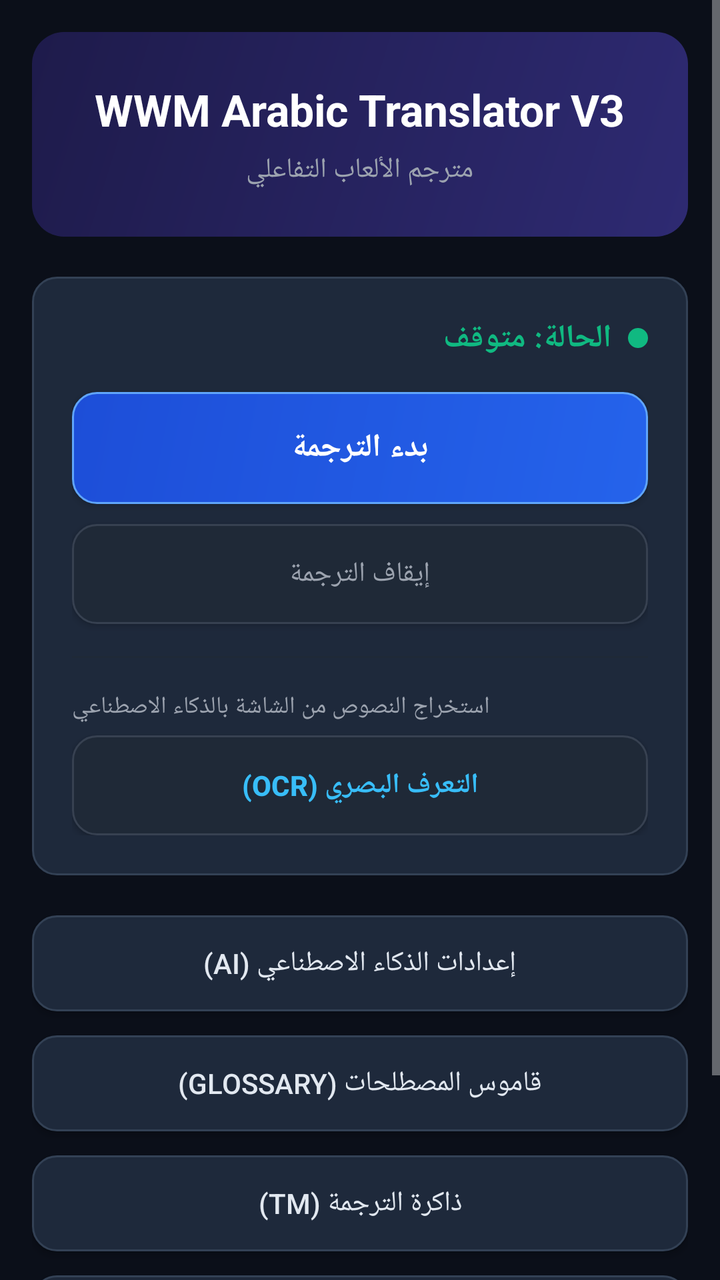
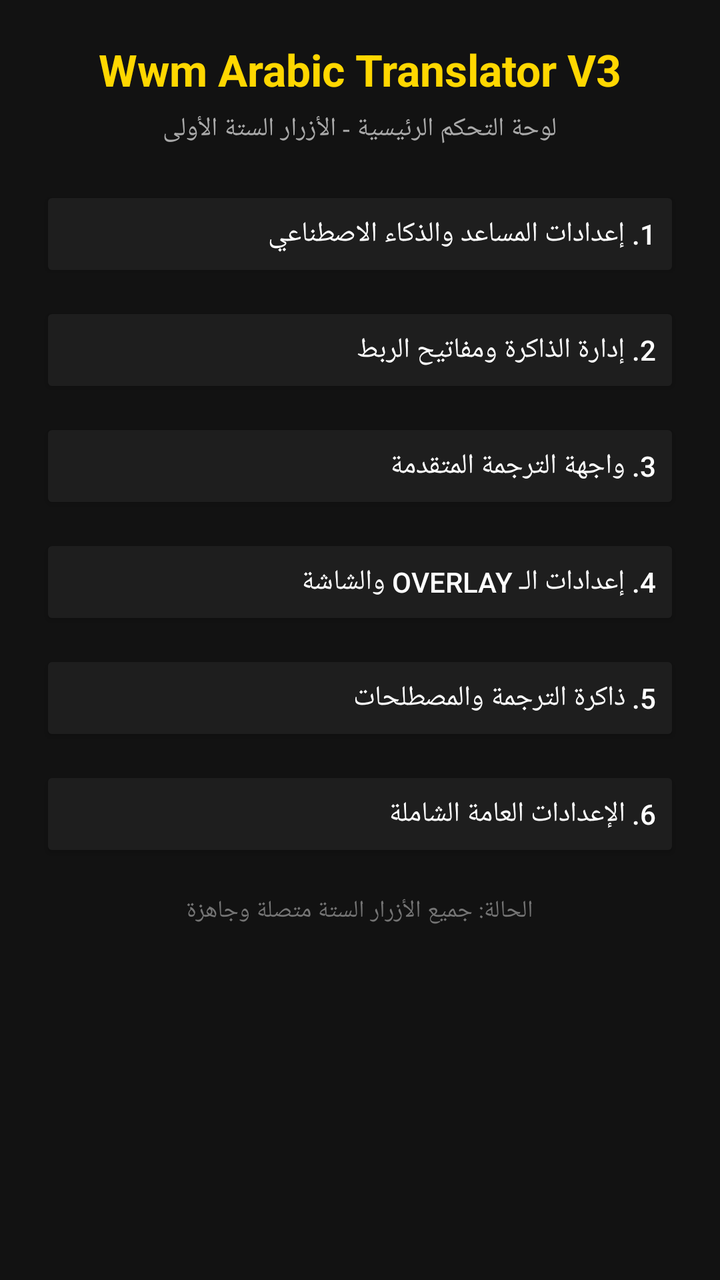

Two renders of the same Android screen: before a commit and after it. Below are the layout's source before the change and the commit's diff.
<!-- AndroidManifest.xml: application theme Theme.AppCompat.NoActionBar -->
<!-- res/layout/activity_main.xml -->
<?xml version="1.0" encoding="utf-8"?>
<ScrollView xmlns:android="http://schemas.android.com/apk/res/android"
    android:layout_width="match_parent"
    android:layout_height="match_parent"
    android:background="#0B0F19"
    android:fillViewport="true">

    <LinearLayout
        android:layout_width="match_parent"
        android:layout_height="wrap_content"
        android:orientation="vertical"
        android:padding="16dp">

        
        <LinearLayout
            android:id="@+id/headerCardContainer"
            android:layout_width="match_parent"
            android:layout_height="wrap_content"
            android:background="@drawable/bg_header_card"
            android:orientation="vertical"
            android:padding="24dp">

            <TextView
                android:layout_width="wrap_content"
                android:layout_height="wrap_content"
                android:layout_gravity="center"
                android:text="WWM Arabic Translator V3"
                android:textColor="#FFFFFF"
                android:textSize="22sp"
                android:textStyle="bold" />

            <TextView
                android:layout_width="wrap_content"
                android:layout_height="wrap_content"
                android:layout_gravity="center"
                android:layout_marginTop="6dp"
                android:text="مترجم الألعاب التفاعلي"
                android:textColor="#9CA3AF"
                android:textSize="14sp" />
        </LinearLayout>

        
        <LinearLayout
            android:layout_width="match_parent"
            android:layout_height="wrap_content"
            android:layout_marginTop="20dp"
            android:background="@drawable/bg_status_item"
            android:orientation="vertical"
            android:padding="20dp">

            <LinearLayout
                android:layout_width="wrap_content"
                android:layout_height="wrap_content"
                android:layout_gravity="end"
                android:gravity="center_vertical"
                android:orientation="horizontal">

                <TextView
                    android:id="@+id/tvStatus"
                    android:layout_width="wrap_content"
                    android:layout_height="wrap_content"
                    android:text="الحالة: متوقف"
                    android:textColor="#10B981"
                    android:textSize="16sp"
                    android:textStyle="bold" />

                <ImageView
                    android:layout_width="10dp"
                    android:layout_height="10dp"
                    android:layout_marginStart="8dp"
                    android:src="@drawable/ic_dot_green" />
            </LinearLayout>

            
            <Button
                android:id="@+id/btnStartTranslation"
                android:layout_width="match_parent"
                android:layout_height="56dp"
                android:layout_marginTop="16dp"
                android:background="@drawable/bg_primary_button"
                android:backgroundTint="@null"
                android:padding="12dp"
                android:text="بدء الترجمة"
                android:textColor="#FFFFFF"
                android:textSize="16sp"
                android:textStyle="bold" />

            
            <Button
                android:id="@+id/btnStopTranslation"
                android:layout_width="match_parent"
                android:layout_height="50dp"
                android:layout_marginTop="10dp"
                android:background="@drawable/bg_secondary_button"
                android:backgroundTint="@null"
                android:padding="10dp"
                android:text="إيقاف الترجمة"
                android:textColor="#9CA3AF"
                android:textSize="14sp" />

            
            <View
                android:layout_width="match_parent"
                android:layout_height="1dp"
                android:layout_marginTop="16dp"
                android:layout_marginBottom="16dp"
                android:background="#1F2937" />

            
            <TextView
                android:layout_width="wrap_content"
                android:layout_height="wrap_content"
                android:layout_gravity="start"
                android:layout_marginBottom="6dp"
                android:text="استخراج النصوص من الشاشة بالذكاء الاصطناعي"
                android:textColor="#9CA3AF"
                android:textSize="12sp" />

            <Button
                android:id="@+id/btnOcrCapture"
                android:layout_width="match_parent"
                android:layout_height="50dp"
                android:background="@drawable/bg_secondary_button"
                android:backgroundTint="@null"
                android:padding="10dp"
                android:text="التعرف البصري (OCR)"
                android:textColor="#38BDF8"
                android:textSize="14sp"
                android:textStyle="bold" />

        </LinearLayout>

        
        <LinearLayout
            android:layout_width="match_parent"
            android:layout_height="wrap_content"
            android:layout_marginTop="20dp"
            android:orientation="vertical">

            <Button
                android:id="@+id/btnOpenAiSettings"
                android:layout_width="match_parent"
                android:layout_height="wrap_content"
                android:layout_marginBottom="12dp"
                android:background="@drawable/bg_status_item"
                android:backgroundTint="@null"
                android:padding="14dp"
                android:text="إعدادات الذكاء الاصطناعي (AI)"
                android:textColor="#E2E8F0" />

            <Button
                android:id="@+id/btnOpenGlossary"
                android:layout_width="match_parent"
                android:layout_height="wrap_content"
                android:layout_marginBottom="12dp"
                android:background="@drawable/bg_status_item"
                android:backgroundTint="@null"
                android:padding="14dp"
                android:text="قاموس المصطلحات (GLOSSARY)"
                android:textColor="#E2E8F0" />

            <Button
                android:id="@+id/btnOpenTranslationMemory"
                android:layout_width="match_parent"
                android:layout_height="wrap_content"
                android:layout_marginBottom="12dp"
                android:background="@drawable/bg_status_item"
                android:backgroundTint="@null"
                android:padding="14dp"
                android:text="ذاكرة الترجمة (TM)"
                android:textColor="#E2E8F0" />

            <Button
                android:id="@+id/btnOpenOverlaySettings"
                android:layout_width="match_parent"
                android:layout_height="wrap_content"
                android:layout_marginBottom="12dp"
                android:background="@drawable/bg_status_item"
                android:backgroundTint="@null"
                android:padding="14dp"
                android:text="إعدادات النافذة العائمة"
                android:textColor="#E2E8F0" />

            <Button
                android:id="@+id/btnOpenSettings"
                android:layout_width="match_parent"
                android:layout_height="wrap_content"
                android:background="@drawable/bg_status_item"
                android:backgroundTint="@null"
                android:padding="14dp"
                android:text="الإعدادات العامة"
                android:textColor="#E2E8F0" />
        </LinearLayout>

    </LinearLayout>
</ScrollView>
<!-- resources referenced by this layout -->
<resources>
  <!-- drawable bg_header_card (drawable) -->
  <?xml version="1.0" encoding="utf-8"?>
  <shape xmlns:android="http://schemas.android.com/apk/res/android"
      android:shape="rectangle">
      <gradient
          android:angle="135"
          android:endColor="#1E1B4B"
          android:startColor="#2E2A72" />
      <corners android:radius="16dp" />
  </shape>
  <!-- drawable bg_primary_button (drawable) -->
  <?xml version="1.0" encoding="utf-8"?>
  <ripple xmlns:android="http://schemas.android.com/apk/res/android"
      android:color="#3B82F6">
      <item>
          <shape android:shape="rectangle">
              <corners android:radius="12dp" />
              <gradient
                  android:angle="135"
                  android:endColor="#1D4ED8"
                  android:startColor="#2563EB" />
              <stroke
                  android:width="1dp"
                  android:color="#60A5FA" />
          </shape>
      </item>
  </ripple>
  <!-- drawable bg_secondary_button (drawable) -->
  <?xml version="1.0" encoding="utf-8"?>
  <ripple xmlns:android="http://schemas.android.com/apk/res/android"
      android:color="#374151">
      <item>
          <shape android:shape="rectangle">
              <corners android:radius="12dp" />
              <solid android:color="#1F2937" />
              <stroke
                  android:width="1dp"
                  android:color="#374151" />
          </shape>
      </item>
  </ripple>
  <!-- drawable bg_status_item (drawable) -->
  <?xml version="1.0" encoding="utf-8"?>
  <shape xmlns:android="http://schemas.android.com/apk/res/android"
      android:shape="rectangle">
      <solid android:color="#1E293B" />
      <corners android:radius="12dp" />
      <stroke
          android:width="1dp"
          android:color="#334155" />
  </shape>
  <!-- drawable ic_dot_green (drawable) -->
  <?xml version="1.0" encoding="utf-8"?>
  <shape xmlns:android="http://schemas.android.com/apk/res/android"
      android:shape="oval">
      <solid android:color="#10B981" />
      <size
          android:width="10dp"
          android:height="10dp" />
  </shape>
</resources>

<!-- the commit's change to res/layout/activity_main.xml (unified diff, before → after) -->
@@ -2,195 +2,111 @@
 <ScrollView xmlns:android="http://schemas.android.com/apk/res/android"
     android:layout_width="match_parent"
     android:layout_height="match_parent"
-    android:background="#0B0F19"
-    android:fillViewport="true">
+    android:background="#121212"
+    android:padding="20dp">
 
     <LinearLayout
         android:layout_width="match_parent"
         android:layout_height="wrap_content"
         android:orientation="vertical"
-        android:padding="16dp">
+        android:gravity="center_horizontal">
+
+        <TextView
+            android:layout_width="wrap_content"
+            android:layout_height="wrap_content"
+            android:text="Wwm Arabic Translator V3"
+            android:textColor="#FFD700"
+            android:textSize="22sp"
+            android:textStyle="bold"
+            android:layout_marginBottom="6dp" />
+
+        <TextView
+            android:layout_width="wrap_content"
+            android:layout_height="wrap_content"
+            android:text="لوحة التحكم الرئيسية - الأزرار الستة الأولى"
+            android:textColor="#AAAAAA"
+            android:textSize="13sp"
+            android:layout_marginBottom="20dp" />
 
         
-        <LinearLayout
-            android:id="@+id/headerCardContainer"
+        <Button
+            android:id="@+id/btnAiSettings"
             android:layout_width="match_parent"
-            android:layout_height="wrap_content"
-            android:background="@drawable/bg_header_card"
-            android:orientation="vertical"
-            android:padding="24dp">
-
-            <TextView
-                android:layout_width="wrap_content"
-                android:layout_height="wrap_content"
-                android:layout_gravity="center"
-                android:text="WWM Arabic Translator V3"
-                android:textColor="#FFFFFF"
-                android:textSize="22sp"
-                android:textStyle="bold" />
-
-            <TextView
-                android:layout_width="wrap_content"
-                android:layout_height="wrap_content"
-                android:layout_gravity="center"
-                android:layout_marginTop="6dp"
-                android:text="مترجم الألعاب التفاعلي"
-                android:textColor="#9CA3AF"
-                android:textSize="14sp" />
-        </LinearLayout>
+            android:layout_height="48dp"
+            android:backgroundTint="#1E1E1E"
+            android:text="1. إعدادات المساعد والذكاء الاصطناعي"
+            android:textColor="#FFFFFF"
+            android:gravity="start|center_vertical"
+            android:paddingStart="16dp"
+            android:layout_marginBottom="10dp" />
 
         
-        <LinearLayout
+        <Button
+            android:id="@+id/btnPreferencesHelper"
             android:layout_width="match_parent"
-            android:layout_height="wrap_content"
-            android:layout_marginTop="20dp"
-            android:background="@drawable/bg_status_item"
-            android:orientation="vertical"
-            android:padding="20dp">
-
-            <LinearLayout
-                android:layout_width="wrap_content"
-                android:layout_height="wrap_content"
-                android:layout_gravity="end"
-                android:gravity="center_vertical"
-                android:orientation="horizontal">
-
-                <TextView
-                    android:id="@+id/tvStatus"
-                    android:layout_width="wrap_content"
-                    android:layout_height="wrap_content"
-                    android:text="الحالة: متوقف"
-                    android:textColor="#10B981"
-                    android:textSize="16sp"
-                    android:textStyle="bold" />
-
-                <ImageView
-                    android:layout_width="10dp"
-                    android:layout_height="10dp"
-                    android:layout_marginStart="8dp"
-                    android:src="@drawable/ic_dot_green" />
-            </LinearLayout>
-
-            
-            <Button
-                android:id="@+id/btnStartTranslation"
-                android:layout_width="match_parent"
-                android:layout_height="56dp"
-                android:layout_marginTop="16dp"
-                android:background="@drawable/bg_primary_button"
-                android:backgroundTint="@null"
-                android:padding="12dp"
-                android:text="بدء الترجمة"
-                android:textColor="#FFFFFF"
-                android:textSize="16sp"
-                android:textStyle="bold" />
-
-            
-            <Button
-                android:id="@+id/btnStopTranslation"
-                android:layout_width="match_parent"
-                android:layout_height="50dp"
-                android:layout_marginTop="10dp"
-                android:background="@drawable/bg_secondary_button"
-                android:backgroundTint="@null"
-                android:padding="10dp"
-                android:text="إيقاف الترجمة"
-                android:textColor="#9CA3AF"
-                android:textSize="14sp" />
-
-            
-            <View
-                android:layout_width="match_parent"
-                android:layout_height="1dp"
-                android:layout_marginTop="16dp"
-                android:layout_marginBottom="16dp"
-                android:background="#1F2937" />
-
-            
-            <TextView
-                android:layout_width="wrap_content"
-                android:layout_height="wrap_content"
-                android:layout_gravity="start"
-                android:layout_marginBottom="6dp"
-                android:text="استخراج النصوص من الشاشة بالذكاء الاصطناعي"
-                android:textColor="#9CA3AF"
-                android:textSize="12sp" />
-
-            <Button
-                android:id="@+id/btnOcrCapture"
-                android:layout_width="match_parent"
-                android:layout_height="50dp"
-                android:background="@drawable/bg_secondary_button"
-                android:backgroundTint="@null"
-                android:padding="10dp"
-                android:text="التعرف البصري (OCR)"
-                android:textColor="#38BDF8"
-                android:textSize="14sp"
-                android:textStyle="bold" />
-
-        </LinearLayout>
+            android:layout_height="48dp"
+            android:backgroundTint="#1E1E1E"
+            android:text="2. إدارة الذاكرة ومفاتيح الربط"
+            android:textColor="#FFFFFF"
+            android:gravity="start|center_vertical"
+            android:paddingStart="16dp"
+            android:layout_marginBottom="10dp" />
 
         
-        <LinearLayout
+        <Button
+            android:id="@+id/btnTranslationInterface"
             android:layout_width="match_parent"
+            android:layout_height="48dp"
+            android:backgroundTint="#1E1E1E"
+            android:text="3. واجهة الترجمة المتقدمة"
+            android:textColor="#FFFFFF"
+            android:gravity="start|center_vertical"
+            android:paddingStart="16dp"
+            android:layout_marginBottom="10dp" />
+
+        
+        <Button
+            android:id="@+id/btnOverlaySettings"
+            android:layout_width="match_parent"
+            android:layout_height="48dp"
+            android:backgroundTint="#1E1E1E"
+            android:text="4. إعدادات الـ Overlay والشاشة"
+            android:textColor="#FFFFFF"
+            android:gravity="start|center_vertical"
+            android:paddingStart="16dp"
+            android:layout_marginBottom="10dp" />
+
+        
+        <Button
+            android:id="@+id/btnTranslationMemory"
+            android:layout_width="match_parent"
+            android:layout_height="48dp"
+            android:backgroundTint="#1E1E1E"
+            android:text="5. ذاكرة الترجمة والمصطلحات"
+            android:textColor="#FFFFFF"
+            android:gravity="start|center_vertical"
+            android:paddingStart="16dp"
+            android:layout_marginBottom="10dp" />
+
+        
+        <Button
+            android:id="@+id/btnGeneralSettings"
+            android:layout_width="match_parent"
+            android:layout_height="48dp"
+            android:backgroundTint="#1E1E1E"
+            android:text="6. الإعدادات العامة الشاملة"
+            android:textColor="#FFFFFF"
+            android:gravity="start|center_vertical"
+            android:paddingStart="16dp"
+            android:layout_marginBottom="16dp" />
+
+        <TextView
+            android:id="@+id/tvStatusInfo"
+            android:layout_width="wrap_content"
             android:layout_height="wrap_content"
-            android:layout_marginTop="20dp"
-            android:orientation="vertical">
-
-            <Button
-                android:id="@+id/btnOpenAiSettings"
-                android:layout_width="match_parent"
-                android:layout_height="wrap_content"
-                android:layout_marginBottom="12dp"
-                android:background="@drawable/bg_status_item"
-                android:backgroundTint="@null"
-                android:padding="14dp"
-                android:text="إعدادات الذكاء الاصطناعي (AI)"
-                android:textColor="#E2E8F0" />
-
-            <Button
-                android:id="@+id/btnOpenGlossary"
-                android:layout_width="match_parent"
-                android:layout_height="wrap_content"
-                android:layout_marginBottom="12dp"
-                android:background="@drawable/bg_status_item"
-                android:backgroundTint="@null"
-                android:padding="14dp"
-                android:text="قاموس المصطلحات (GLOSSARY)"
-                android:textColor="#E2E8F0" />
-
-            <Button
-                android:id="@+id/btnOpenTranslationMemory"
-                android:layout_width="match_parent"
-                android:layout_height="wrap_content"
-                android:layout_marginBottom="12dp"
-                android:background="@drawable/bg_status_item"
-                android:backgroundTint="@null"
-                android:padding="14dp"
-                android:text="ذاكرة الترجمة (TM)"
-                android:textColor="#E2E8F0" />
-
-            <Button
-                android:id="@+id/btnOpenOverlaySettings"
-                android:layout_width="match_parent"
-                android:layout_height="wrap_content"
-                android:layout_marginBottom="12dp"
-                android:background="@drawable/bg_status_item"
-                android:backgroundTint="@null"
-                android:padding="14dp"
-                android:text="إعدادات النافذة العائمة"
-                android:textColor="#E2E8F0" />
-
-            <Button
-                android:id="@+id/btnOpenSettings"
-                android:layout_width="match_parent"
-                android:layout_height="wrap_content"
-                android:background="@drawable/bg_status_item"
-                android:backgroundTint="@null"
-                android:padding="14dp"
-                android:text="الإعدادات العامة"
-                android:textColor="#E2E8F0" />
-        </LinearLayout>
+            android:text="الحالة: جميع الأزرار الستة متصلة وجاهزة"
+            android:textColor="#757575"
+            android:textSize="12sp" />
 
     </LinearLayout>
 </ScrollView>
<!-- resource entries referenced after the edit -->
@@ -1,64 +1,5 @@
 <!-- resources referenced by this layout -->
 <resources>
-  <!-- drawable bg_header_card (drawable) -->
-  <?xml version="1.0" encoding="utf-8"?>
-  <shape xmlns:android="http://schemas.android.com/apk/res/android"
-      android:shape="rectangle">
-      <gradient
-          android:angle="135"
-          android:endColor="#1E1B4B"
-          android:startColor="#2E2A72" />
-      <corners android:radius="16dp" />
-  </shape>
-  <!-- drawable bg_primary_button (drawable) -->
-  <?xml version="1.0" encoding="utf-8"?>
-  <ripple xmlns:android="http://schemas.android.com/apk/res/android"
-      android:color="#3B82F6">
-      <item>
-          <shape android:shape="rectangle">
-              <corners android:radius="12dp" />
-              <gradient
-                  android:angle="135"
-                  android:endColor="#1D4ED8"
-                  android:startColor="#2563EB" />
-              <stroke
-                  android:width="1dp"
-                  android:color="#60A5FA" />
-          </shape>
-      </item>
-  </ripple>
-  <!-- drawable bg_secondary_button (drawable) -->
-  <?xml version="1.0" encoding="utf-8"?>
-  <ripple xmlns:android="http://schemas.android.com/apk/res/android"
-      android:color="#374151">
-      <item>
-          <shape android:shape="rectangle">
-              <corners android:radius="12dp" />
-              <solid android:color="#1F2937" />
-              <stroke
-                  android:width="1dp"
-                  android:color="#374151" />
-          </shape>
-      </item>
-  </ripple>
-  <!-- drawable bg_status_item (drawable) -->
-  <?xml version="1.0" encoding="utf-8"?>
-  <shape xmlns:android="http://schemas.android.com/apk/res/android"
-      android:shape="rectangle">
-      <solid android:color="#1E293B" />
-      <corners android:radius="12dp" />
-      <stroke
-          android:width="1dp"
-          android:color="#334155" />
-  </shape>
-  <!-- drawable ic_dot_green (drawable) -->
-  <?xml version="1.0" encoding="utf-8"?>
-  <shape xmlns:android="http://schemas.android.com/apk/res/android"
-      android:shape="oval">
-      <solid android:color="#10B981" />
-      <size
-          android:width="10dp"
-          android:height="10dp" />
-  </shape>
+
 </resources>
 
